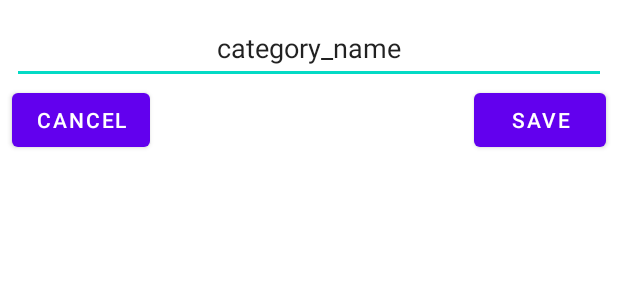
After one commit to dvillanueva2/SqliteDemo, an Android app: the layout dialog_category_edit.xml on its own in the app's theme, with its tools: preview values and no code run, on a phone screen of 412 x 824 dp. The commit adds this screen. Shown: the top 300 px of the screen. Run offline under Robolectric (Android 15) with nearby library versions, the phone set to English and light mode, and no system bars.

Commit message:
Sqlite Edit Demo almost done. The solution to the edit dialog error will be posted on the final video. I guess.

```diff
--- /dev/null
+++ b/app/src/main/res/layout/dialog_category_edit.xml
@@ -0,0 +1,43 @@
+<?xml version="1.0" encoding="utf-8"?>
+<androidx.constraintlayout.widget.ConstraintLayout xmlns:android="http://schemas.android.com/apk/res/android"
+    xmlns:app="http://schemas.android.com/apk/res-auto"
+    xmlns:tools="http://schemas.android.com/tools"
+    android:layout_width="match_parent"
+    android:layout_height="wrap_content">
+
+    <EditText
+        android:id="@+id/dialog_category_edit_categoryname_edittext"
+        android:layout_width="0dp"
+        android:layout_height="wrap_content"
+        android:layout_marginStart="8dp"
+        android:layout_marginTop="8dp"
+        android:layout_marginEnd="8dp"
+        android:ems="10"
+        android:inputType="textPersonName"
+        android:minHeight="48dp"
+        android:textAlignment="center"
+        app:layout_constraintEnd_toEndOf="parent"
+        app:layout_constraintStart_toStartOf="parent"
+        app:layout_constraintTop_toTopOf="parent"
+        tools:text="category_name" />
+
+    <Button
+        android:id="@+id/dialog_category_edit_cancel_button"
+        android:layout_width="wrap_content"
+        android:layout_height="wrap_content"
+        android:layout_marginStart="8dp"
+        android:text="Cancel"
+        app:layout_constraintStart_toStartOf="parent"
+        app:layout_constraintTop_toBottomOf="@+id/dialog_category_edit_categoryname_edittext" />
+
+    <Button
+        android:id="@+id/dialog_category_edit_save_button"
+        android:layout_width="wrap_content"
+        android:layout_height="wrap_content"
+        android:layout_marginEnd="8dp"
+        android:text="Save"
+        app:layout_constraintEnd_toEndOf="parent"
+        app:layout_constraintTop_toBottomOf="@+id/dialog_category_edit_categoryname_edittext" />
+</androidx.constraintlayout.widget.ConstraintLayout>
+
+<!-- create a custom class for this dialog -->
```
Also changed, not shown: app/src/main/java/ca/nait/dmit/dmit2504/CategoryRecyclerViewAdapter.java (+14 -0 lines), app/src/main/java/ca/nait/dmit/dmit2504/DialogCategoryEdit.java (added, +73 -0 lines), app/src/main/java/ca/nait/dmit/dmit2504/MainActivity.java (+56 -5 lines), app/src/main/res/layout/list_item_category.xml (+8 -0 lines).
